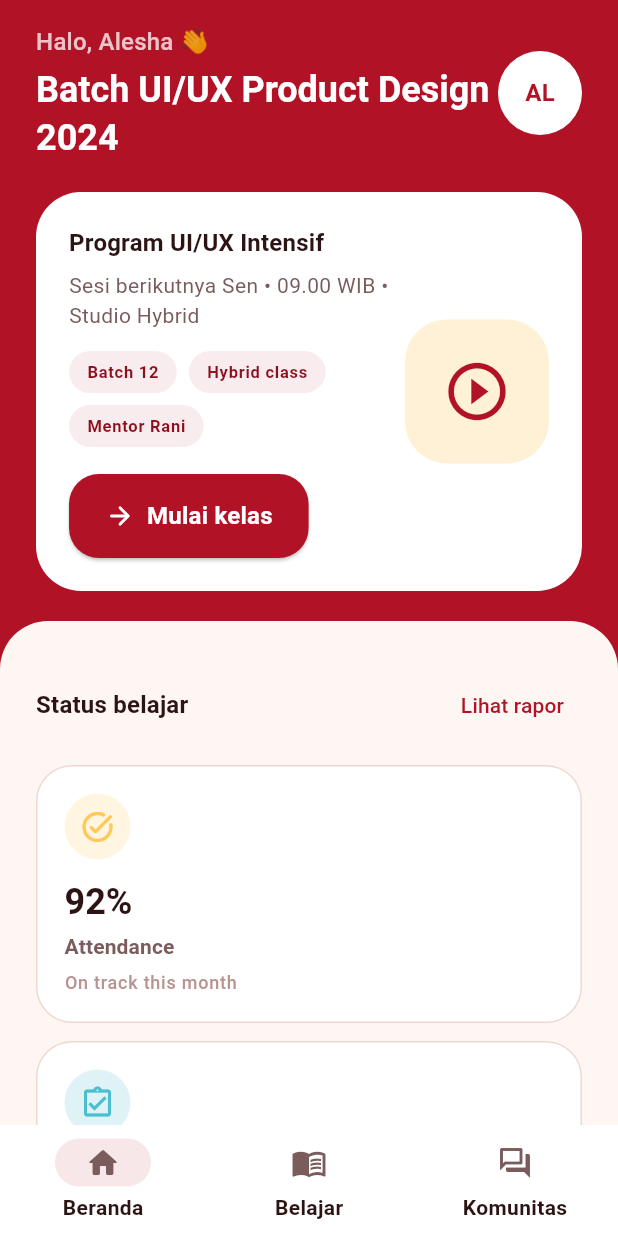
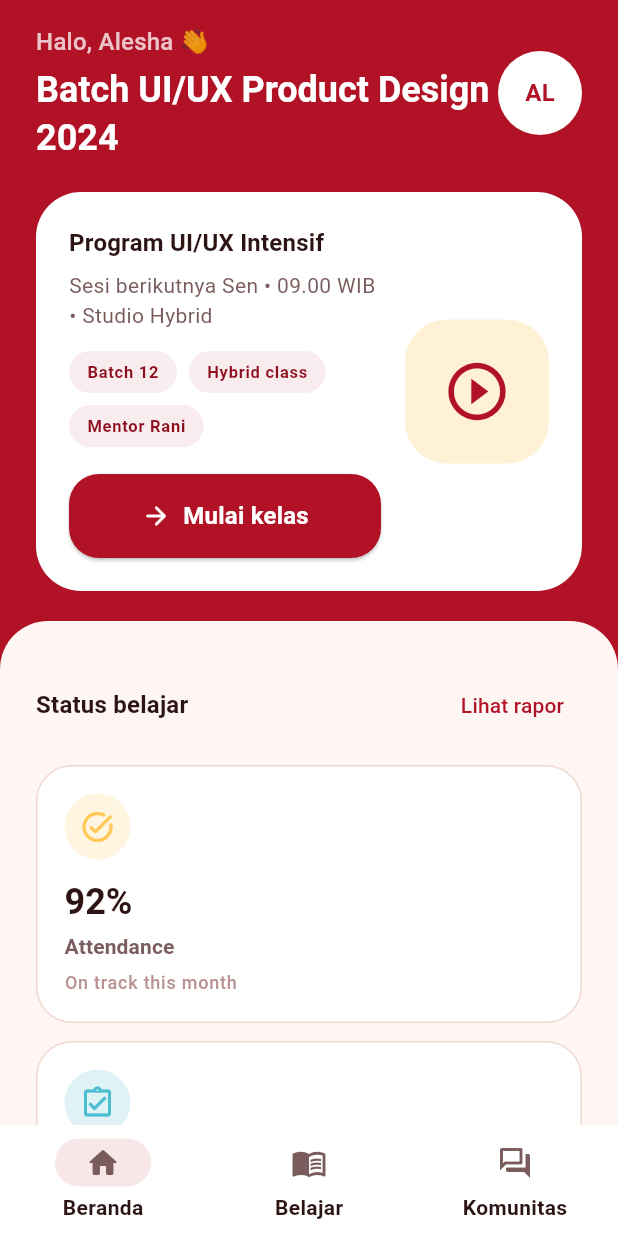
Before and after one commit to AlvinSetyaPranata/tugas_uas, a Flutter app: the HomeScreen screen opened by its route, on a phone screen of 412 x 824 dp. Run offline on Flutter 3.47's test engine with Material 3 defaults, Android fonts, the phone set to English and light mode, and no system bars; our stand-ins replace image_picker; Roboto replaces fonts that are missing (Plus Jakarta Sans).

Commit message:
FIX: Overflow problem in mulai belajar button on home screen

```diff
--- a/lib/screens/home_screen.dart
+++ b/lib/screens/home_screen.dart
@@ -270,16 +270,10 @@ class _ProgramCard extends StatelessWidget {
   @override
   Widget build(BuildContext context) {
     final theme = Theme.of(context);
-    return Container(
-      padding: const EdgeInsets.all(22),
-      decoration: BoxDecoration(
-        color: Colors.white,
-        borderRadius: BorderRadius.circular(30),
-      ),
-      child: Row(
-        children: [
-          Expanded(
-            child: Column(
+    return LayoutBuilder(
+      builder: (context, constraints) {
+        final isCompact = constraints.maxWidth < 360;
+        final infoColumn = Column(
           crossAxisAlignment: CrossAxisAlignment.start,
           children: [
             Text(
@@ -308,13 +302,13 @@ class _ProgramCard extends StatelessWidget {
             PrimaryButton(
               label: 'Mulai kelas',
               icon: Icons.arrow_forward_rounded,
-                  expanded: false,
+              expanded: true,
               onPressed: () => Navigator.pushNamed(context, '/dashboard'),
             ),
           ],
-            ),
-          ),
-          Container(
+        );
+
+        final badge = Container(
           height: 96,
           width: 96,
           decoration: BoxDecoration(
@@ -322,9 +316,32 @@ class _ProgramCard extends StatelessWidget {
             borderRadius: BorderRadius.circular(28),
           ),
           child: const Icon(Icons.play_circle_outline, size: 46, color: AppColors.primary),
+        );
+
+        return Container(
+          padding: const EdgeInsets.all(22),
+          decoration: BoxDecoration(
+            color: Colors.white,
+            borderRadius: BorderRadius.circular(30),
           ),
+          child: isCompact
+              ? Column(
+                  crossAxisAlignment: CrossAxisAlignment.start,
+                  children: [
+                    infoColumn,
+                    const SizedBox(height: 20),
+                    badge,
+                  ],
+                )
+              : Row(
+                  children: [
+                    Expanded(child: infoColumn),
+                    const SizedBox(width: 16),
+                    badge,
                   ],
                 ),
+        );
+      },
     );
   }
 }
```
Lines whose indentation alone changed are shown as unchanged.
